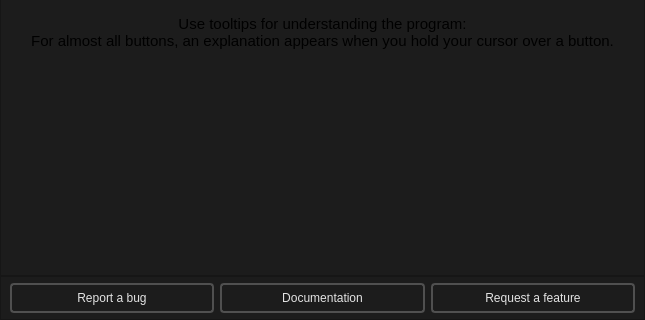
The window that src/about/main.ui (dertwist/Hammer5Tools) describes before a commit, drawn with Qt 5; both pictures show x 0 to 645 and y 185 to 505 of the 645 by 505 pixel window.
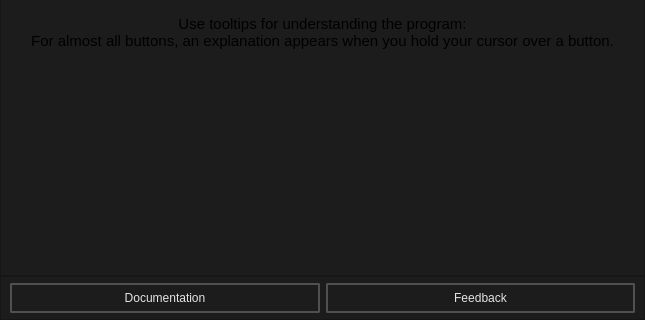
The same window after the commit. Icons and pictures are not drawn.

Diff of the .ui file:
```diff
--- a/src/about/main.ui
+++ b/src/about/main.ui
@@ -207,67 +207,16 @@
       <property name="bottomMargin">
        <number>0</number>
       </property>
-      <item>
-       <widget class="QPushButton" name="report_a_bug_button">
-        <property name="styleSheet">
-         <string notr="true">
-    /* QPushButton default and hover styles */
-    QPushButton {
-
-        font: 600 10pt &quot;Segoe UI&quot;;
-	
-
-        border: 2px solid black;
-        border-radius: 4px;
-        border-color: rgba(80, 80, 80, 255);
-        height:22px;
-        padding-top: 2px;
-        padding-bottom:2px;
-        padding-left: 4px;
-        padding-right: 4px;
-        color: #E3E3E3;
-        background-color: #1C1C1C;
-    }
-    QPushButton:hover {
-        background-color: #414956;
-        color: white;
-    }
-    QPushButton:pressed {
-        background-color: red;
-        background-color: #1C1C1C;
-        margin: 1 px;
-        margin-left: 2px;
-        margin-right: 2px;
-
-    }</string>
-        </property>
-        <property name="text">
-         <string>Report a bug</string>
-        </property>
-        <property name="icon">
-         <iconset resource="../resources.qrc">
-          <normaloff>:/icons/all_match_24dp_9D9D9D_FILL0_wght400_GRAD0_opsz24.svg</normaloff>:/icons/all_match_24dp_9D9D9D_FILL0_wght400_GRAD0_opsz24.svg</iconset>
-        </property>
-        <property name="iconSize">
-         <size>
-          <width>20</width>
-          <height>20</height>
-         </size>
-        </property>
-       </widget>
-      </item>
       <item>
        <widget class="QPushButton" name="open_documentation_button">
         <property name="styleSheet">
-         <string notr="true">
-    /* QPushButton default and hover styles */
-    QPushButton {
+         <string notr="true">    QPushButton {
 
-        font: 600 10pt &quot;Segoe UI&quot;;
-	
+        font: 580 10pt &quot;Segoe UI&quot;;
+    
 
         border: 2px solid black;
-        border-radius: 4px;
+        border-radius: 2px;
         border-color: rgba(80, 80, 80, 255);
         height:22px;
         padding-top: 2px;
@@ -308,15 +257,13 @@
       <item>
        <widget class="QPushButton" name="request_a_new_feature_button">
         <property name="styleSheet">
-         <string notr="true">
-    /* QPushButton default and hover styles */
-    QPushButton {
+         <string notr="true">    QPushButton {
 
-        font: 600 10pt &quot;Segoe UI&quot;;
-	
+        font: 580 10pt &quot;Segoe UI&quot;;
+    
 
         border: 2px solid black;
-        border-radius: 4px;
+        border-radius: 2px;
         border-color: rgba(80, 80, 80, 255);
         height:22px;
         padding-top: 2px;
@@ -340,7 +287,7 @@
     }</string>
         </property>
         <property name="text">
-         <string>Request a feature</string>
+         <string>Feedback</string>
         </property>
         <property name="icon">
          <iconset resource="../resources.qrc">
```
Left out of the diff: 24 changed lines with no effect on the pictures.
